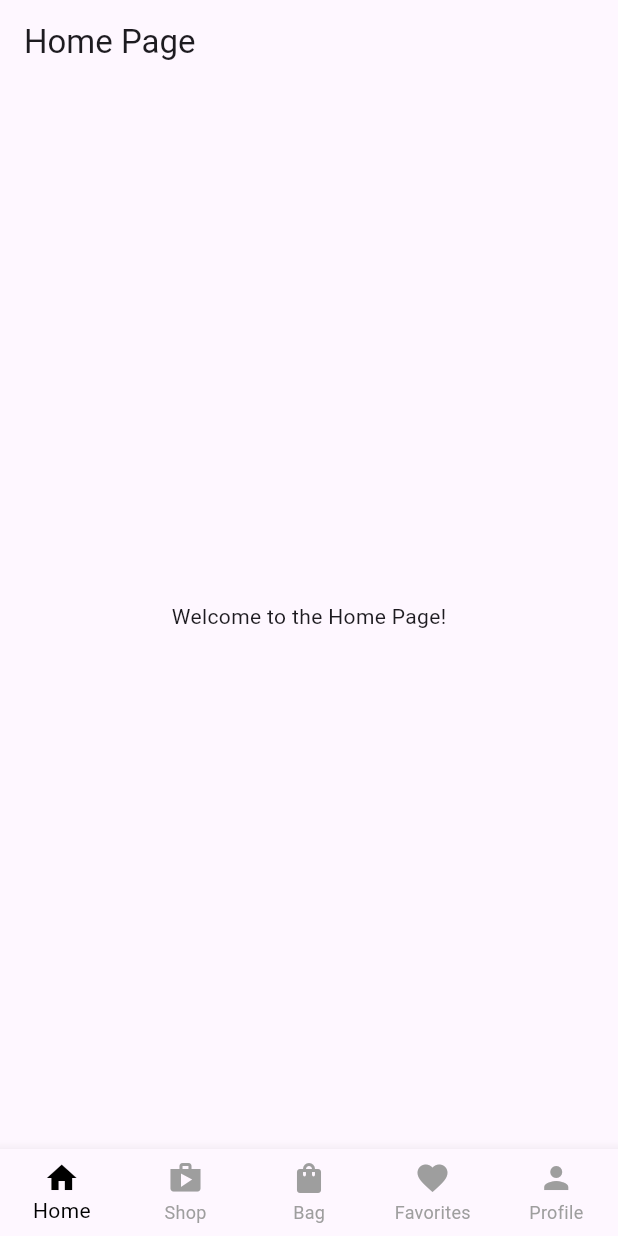
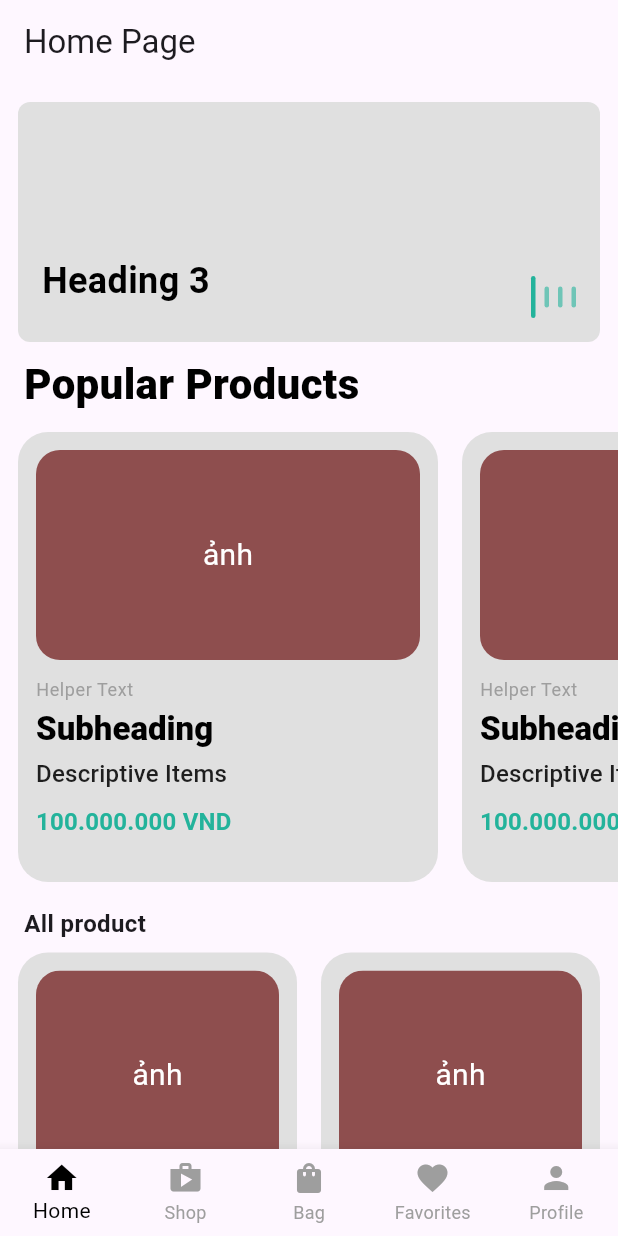
Before and after one commit to kieuanhdev/e-commerce, a Flutter app: the screen it shows once a user with an empty profile is signed in, on a phone screen of 412 x 824 dp. Run offline on Flutter 3.47's test engine with Material 3 defaults, Android fonts, the phone set to English and light mode, and no system bars; our stand-ins replace bloc, cloud_firestore, dartz, equatable, firebase_auth, firebase_core and 5 more; accounts and stored records are empty.

Commit message:
feat(home): implement product listing and banner carousel in HomePage

```diff
--- a/lib/features/home/presentation/home_page.dart
+++ b/lib/features/home/presentation/home_page.dart
@@ -1,4 +1,5 @@
 import 'package:flutter/material.dart';
+import 'product_list.dart';
 
 class HomePage extends StatefulWidget {
   const HomePage({super.key});
@@ -12,7 +13,7 @@ class _HomePageState extends State<HomePage> {
   Widget build(BuildContext context) {
     return Scaffold(
       appBar: AppBar(title: const Text('Home Page')),
-      body: const Center(child: Text('Welcome to the Home Page!')),
+      body: const SafeArea(child: ProductListBody()),
     );
   }
 }
--- /dev/null
+++ b/lib/features/home/presentation/product_list.dart
@@ -0,0 +1,99 @@
+import 'package:flutter/material.dart';
+
+import 'widgets/product_card.dart';
+import 'widgets/bannner.dart';
+import 'product_popular.dart';
+
+class ProductListPage extends StatelessWidget {
+  const ProductListPage({super.key});
+
+  @override
+  Widget build(BuildContext context) {
+    return const Scaffold(
+      backgroundColor: Colors.white,
+      body: SafeArea(
+        child: ProductListBody(),
+      ),
+    );
+  }
+}
+
+class ProductListBody extends StatelessWidget {
+  const ProductListBody({super.key});
+
+  @override
+  Widget build(BuildContext context) {
+    final products = List.generate(
+      6,
+      (index) => (
+        helper: 'Helper Text',
+        title: 'Subheading',
+        description: 'Descriptive Items',
+        price: 100000000,
+      ),
+    );
+
+    return CustomScrollView(
+      slivers: [
+        const SliverToBoxAdapter(
+          child: Padding(
+            padding: EdgeInsets.fromLTRB(12, 12, 12, 8),
+            child: BannerCarousel(
+              title: 'Heading 3',
+              height: 160,
+            ),
+          ),
+        ),
+        const SliverToBoxAdapter(
+          child: Padding(
+            padding: EdgeInsets.only(bottom: 8),
+            child: PopularProductsSection(),
+          ),
+        ),
+        const SliverToBoxAdapter(
+          child: Padding(
+            padding: EdgeInsets.fromLTRB(16, 8, 16, 8),
+            child: Text(
+              'All product',
+              style: TextStyle(
+                fontSize: 16,
+                fontWeight: FontWeight.w600,
+              ),
+            ),
+          ),
+        ),
+        SliverPadding(
+          padding: const EdgeInsets.symmetric(horizontal: 12),
+          sliver: SliverGrid(
+            gridDelegate: const SliverGridDelegateWithFixedCrossAxisCount(
+              crossAxisCount: 2,
+              crossAxisSpacing: 16,
+              mainAxisSpacing: 16,
+              childAspectRatio: 0.78,
+            ),
+            delegate: SliverChildBuilderDelegate(
+              (context, index) {
+                return const _ProductTile();
+              },
+              childCount: products.length,
+            ),
+          ),
+        ),
+      ],
+    );
+  }
+}
+
+class _ProductTile extends StatelessWidget {
+  const _ProductTile();
+
+  @override
+  Widget build(BuildContext context) {
+    return const ProductCard(
+      helperText: 'Helper Text',
+      title: 'Subheading',
+      description: 'Descriptive Items',
+      price: 100000000,
+    );
+  }
+}
--- /dev/null
+++ b/lib/features/home/presentation/product_popular.dart
@@ -0,0 +1,52 @@
+import 'package:flutter/material.dart';
+
+import 'widgets/product_card.dart';
+
+class PopularProductsSection extends StatelessWidget {
+  const PopularProductsSection({super.key});
+
+  @override
+  Widget build(BuildContext context) {
+    final products = List.generate(10, (i) => i);
+
+    return Column(
+      crossAxisAlignment: CrossAxisAlignment.start,
+      children: [
+        const Padding(
+          padding: EdgeInsets.symmetric(horizontal: 16),
+          child: Text(
+            'Popular Products',
+            style: TextStyle(
+              fontSize: 28,
+              fontWeight: FontWeight.w800,
+              color: Colors.black,
+            ),
+          ),
+        ),
+        const SizedBox(height: 12),
+        SizedBox(
+          height: 300,
+          child: ListView.separated(
+            padding: const EdgeInsets.symmetric(horizontal: 12),
+            primary: false,
+            physics: const BouncingScrollPhysics(),
+            scrollDirection: Axis.horizontal,
+            itemBuilder: (context, index) {
+              return SizedBox(
+                width: 280,
+                child: const ProductCard(
+                  helperText: 'Helper Text',
+                  title: 'Subheading',
+                  description: 'Descriptive Items',
+                  price: 100000000,
+                ),
+              );
+            },
+            separatorBuilder: (context, index) => const SizedBox(width: 16),
+            itemCount: products.length,
+          ),
+        ),
+      ],
+    );
+  }
+}
--- /dev/null
+++ b/lib/features/home/presentation/widgets/bannner.dart
@@ -0,0 +1,163 @@
+import 'dart:async';
+
+import 'package:flutter/material.dart';
+
+class BannerCarousel extends StatefulWidget {
+  const BannerCarousel({
+    super.key,
+    this.imageUrls,
+    this.height = 180,
+    this.interval = const Duration(seconds: 5),
+    this.title,
+  });
+
+  final List<String>? imageUrls;
+  final double height;
+  final Duration interval;
+  final String? title;
+
+  @override
+  State<BannerCarousel> createState() => _BannerCarouselState();
+}
+
+class _BannerCarouselState extends State<BannerCarousel> {
+  late final PageController _controller;
+  late Timer _timer;
+  int _currentIndex = 0;
+
+  List<String> get _images => widget.imageUrls ?? const [
+        // placeholders; replace with real URLs/assets if needed
+        '',
+        '',
+        '',
+        '',
+      ];
+
+  @override
+  void initState() {
+    super.initState();
+    _controller = PageController();
+    _timer = Timer.periodic(widget.interval, (_) => _nextPage());
+  }
+
+  @override
+  void dispose() {
+    _timer.cancel();
+    _controller.dispose();
+    super.dispose();
+  }
+
+  void _nextPage() {
+    if (!mounted) return;
+    final next = (_currentIndex + 1) % _images.length;
+    _controller.animateToPage(
+      next,
+      duration: const Duration(milliseconds: 400),
+      curve: Curves.easeInOut,
+    );
+  }
+
+  @override
+  Widget build(BuildContext context) {
+    final radius = BorderRadius.circular(8);
+
+    return ClipRRect(
+      borderRadius: radius,
+      child: SizedBox(
+        height: widget.height,
+        width: double.infinity,
+        child: Stack(
+          children: [
+            PageView.builder(
+              controller: _controller,
+              onPageChanged: (index) => setState(() => _currentIndex = index),
+              itemCount: _images.length,
+              itemBuilder: (context, index) {
+                final url = _images[index];
+                return _BannerImage(url: url);
+              },
+            ),
+            if (widget.title != null && widget.title!.isNotEmpty)
+              Positioned(
+                left: 16,
+                bottom: 24,
+                child: Text(
+                  widget.title!,
+                  style: const TextStyle(
+                    fontSize: 24,
+                    fontWeight: FontWeight.w700,
+                    color: Colors.black,
+                  ),
+                ),
+              ),
+            Positioned(
+              right: 16,
+              bottom: 16,
+              child: _BannerIndicator(
+                length: _images.length,
+                activeIndex: _currentIndex,
+              ),
+            ),
+          ],
+        ),
+      ),
+    );
+  }
+}
+
+class _BannerImage extends StatelessWidget {
+  const _BannerImage({required this.url});
+  final String url;
+
+  @override
+  Widget build(BuildContext context) {
+    // Placeholder grey panel if url is empty; show network image otherwise
+    if (url.isEmpty) {
+      return Container(color: Colors.grey.shade300);
+    }
+
+    return Image.network(
+      url,
+      fit: BoxFit.cover,
+      width: double.infinity,
+      loadingBuilder: (context, child, progress) {
+        if (progress == null) return child;
+        return Container(color: Colors.grey.shade300);
+      },
+      errorBuilder: (context, error, stackTrace) => Container(
+        color: Colors.grey.shade300,
+      ),
+    );
+  }
+}
+
+class _BannerIndicator extends StatelessWidget {
+  const _BannerIndicator({
+    required this.length,
+    required this.activeIndex,
+  });
+
+  final int length;
+  final int activeIndex;
+
+  @override
+  Widget build(BuildContext context) {
+    const activeColor = Color(0xFF23B39B);
+    return Row(
+      mainAxisSize: MainAxisSize.min,
+      children: List.generate(length, (i) {
+        final isActive = i == activeIndex;
+        return AnimatedContainer(
+          duration: const Duration(milliseconds: 250),
+          margin: const EdgeInsets.only(left: 6),
+          width: 3,
+          height: isActive ? 28 : 14,
+          decoration: BoxDecoration(
+            color: activeColor.withOpacity(isActive ? 1 : 0.6),
+            borderRadius: BorderRadius.circular(2),
+          ),
+        );
+      }),
+    );
+  }
+}
--- /dev/null
+++ b/lib/features/home/presentation/widgets/product_card.dart
@@ -0,0 +1,118 @@
+import 'package:flutter/material.dart';
+import 'package:intl/intl.dart';
+
+class ProductCard extends StatelessWidget {
+  const ProductCard({
+    super.key,
+    this.imageUrl,
+    this.onTap,
+    this.padding,
+    this.backgroundColor,
+    required this.helperText,
+    required this.title,
+    required this.description,
+    required this.price,
+  });
+
+  final String? imageUrl;
+  final VoidCallback? onTap;
+  final EdgeInsetsGeometry? padding;
+  final Color? backgroundColor;
+
+  final String helperText;
+  final String title;
+  final String description;
+  final num price;
+
+  @override
+  Widget build(BuildContext context) {
+    final theme = Theme.of(context);
+    final cardRadius = BorderRadius.circular(20);
+    final imageRadius = BorderRadius.circular(16);
+    final priceText = NumberFormat.decimalPattern('vi_VN').format(price);
+
+    return Material(
+      color: backgroundColor ?? Colors.grey.shade300,
+      borderRadius: cardRadius,
+      child: InkWell(
+        borderRadius: cardRadius,
+        onTap: onTap,
+        child: Padding(
+          padding: padding ?? const EdgeInsets.all(12),
+          child: Column(
+            crossAxisAlignment: CrossAxisAlignment.start,
+            mainAxisSize: MainAxisSize.min,
+            children: [
+              ClipRRect(
+                borderRadius: imageRadius,
+                child: _buildImagePlaceholder(),
+              ),
+              const SizedBox(height: 12),
+              Text(
+                helperText,
+                style: theme.textTheme.bodySmall?.copyWith(
+                  color: Colors.grey,
+                ),
+              ),
+              const SizedBox(height: 4),
+              Text(
+                title,
+                style: theme.textTheme.titleLarge?.copyWith(
+                  fontWeight: FontWeight.w800,
+                  color: Colors.black,
+                ),
+              ),
+              const SizedBox(height: 4),
+              Text(
+                description,
+                style: theme.textTheme.titleMedium?.copyWith(
+                  color: Colors.black87,
+                ),
+              ),
+              const SizedBox(height: 8),
+              Text(
+                '$priceText VND',
+                style: theme.textTheme.titleMedium?.copyWith(
+                  color: const Color(0xFF23B39B),
+                  fontWeight: FontWeight.w600,
+                ),
+              ),
+            ],
+          ),
+        ),
+      ),
+    );
+  }
+
+  Widget _buildImagePlaceholder() {
+    if (imageUrl == null || imageUrl!.isEmpty) {
+      return Container(
+        height: 140,
+        width: double.infinity,
+        alignment: Alignment.center,
+        color: const Color(0xFF8E4E4E),
+        child: const Text(
+          'ảnh',
+          style: TextStyle(color: Colors.white, fontSize: 20),
+        ),
+      );
+    }
+
+    return Image.network(
+      imageUrl!,
+      height: 140,
+      width: double.infinity,
+      fit: BoxFit.cover,
+      errorBuilder: (context, _, __) => Container(
+        height: 140,
+        width: double.infinity,
+        alignment: Alignment.center,
+        color: const Color(0xFF8E4E4E),
+        child: const Text(
+          'ảnh',
+          style: TextStyle(color: Colors.white, fontSize: 20),
+        ),
+      ),
+    );
+  }
+}
```
